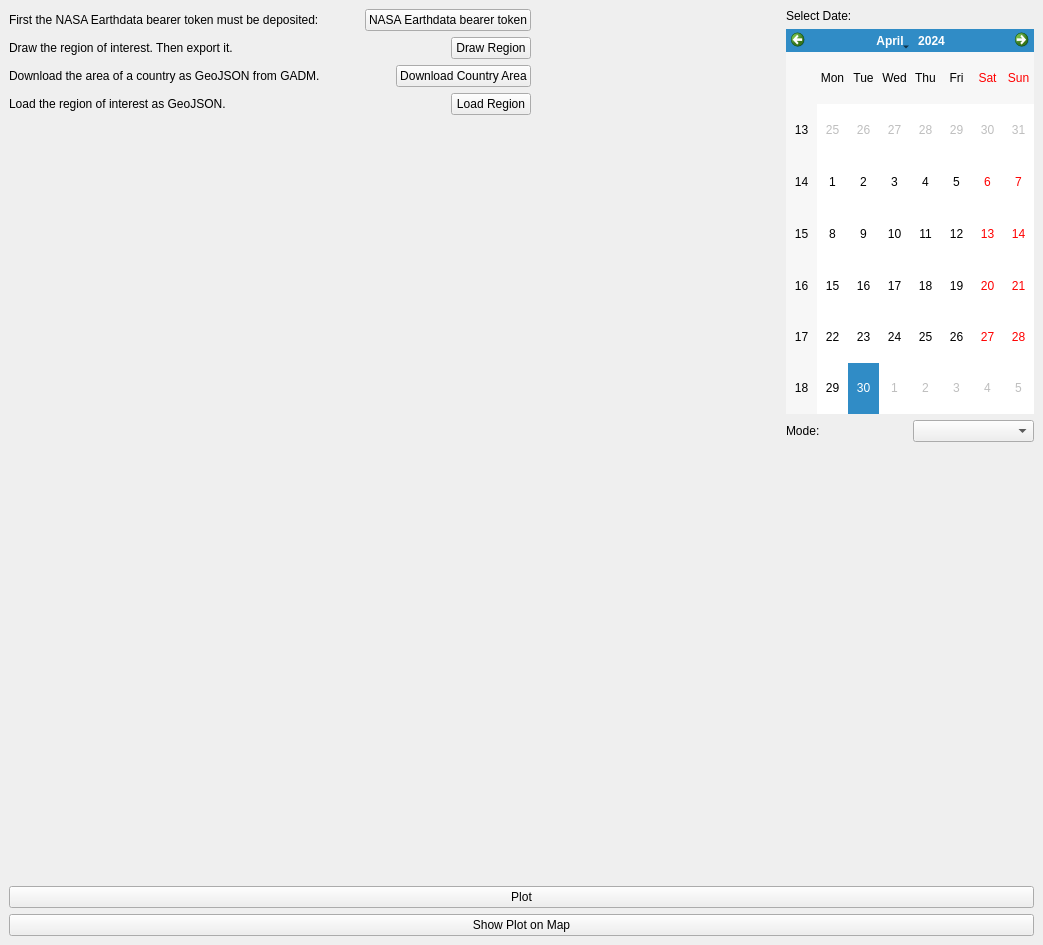
First picture: the form in BlackMarbleViewer.ui, repository jannikand/BlackMarbleViewer, before the edit.
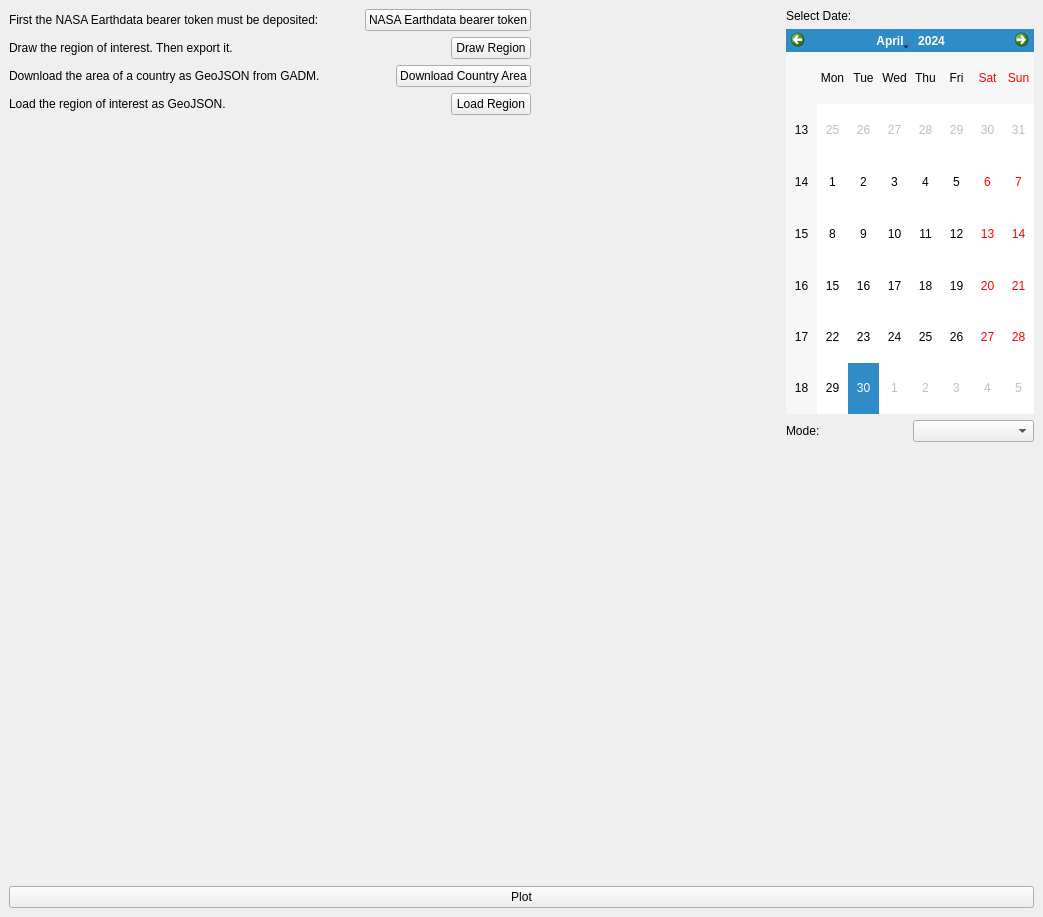
Second picture: the form after the edit.

```diff
--- a/BlackMarbleViewer.ui
+++ b/BlackMarbleViewer.ui
@@ -7,7 +7,7 @@
     <x>0</x>
     <y>0</y>
     <width>1043</width>
-    <height>945</height>
+    <height>917</height>
    </rect>
   </property>
   <property name="windowTitle">
@@ -248,13 +248,6 @@
         </property>
        </widget>
       </item>
-      <item>
-       <widget class="QPushButton" name="button_map">
-        <property name="text">
-         <string>Show Plot on Map</string>
-        </property>
-       </widget>
-      </item>
      </layout>
     </item>
    </layout>
```
